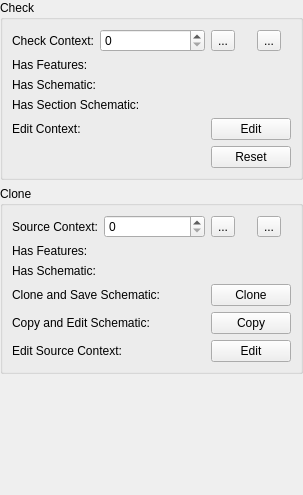
The window that src/schematic_widget_base.ui (lparchaeology/ArkPlan) describes before a commit, drawn with Qt 5.
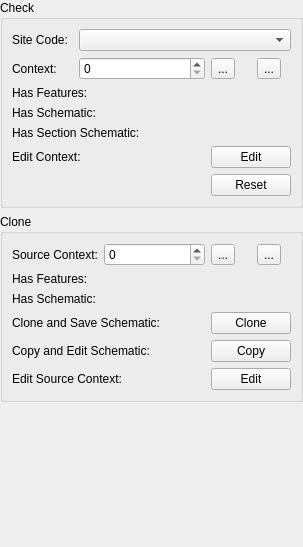
The same window after the commit. Icons and pictures are not drawn.

Patch:
```diff
--- a/src/schematic_widget_base.ui
+++ b/src/schematic_widget_base.ui
@@ -7,7 +7,7 @@
     <x>0</x>
     <y>0</y>
     <width>303</width>
-    <height>495</height>
+    <height>547</height>
    </rect>
   </property>
   <property name="windowTitle">
@@ -36,17 +36,17 @@
       <string>Check</string>
      </property>
      <layout class="QGridLayout" name="gridLayout_6">
-      <item row="0" column="0">
+      <item row="1" column="0">
        <widget class="QLabel" name="contextLabel">
         <property name="text">
-         <string>Check Context:</string>
+         <string>Context:</string>
         </property>
         <property name="buddy">
          <cstring>contextSpin</cstring>
         </property>
        </widget>
       </item>
-      <item row="2" column="6" colspan="2" alignment="Qt::AlignHCenter">
+      <item row="3" column="6" colspan="2" alignment="Qt::AlignHCenter">
        <widget class="QLabel" name="contextDataStatusLabel">
         <property name="text">
          <string/>
@@ -56,21 +56,28 @@
         </property>
        </widget>
       </item>
-      <item row="4" column="0" colspan="2">
+      <item row="6" column="6" colspan="2">
+       <widget class="QPushButton" name="editContextButton">
+        <property name="text">
+         <string>Edit</string>
+        </property>
+       </widget>
+      </item>
+      <item row="5" column="0" colspan="2">
        <widget class="QLabel" name="sectionSchematicLabel">
         <property name="text">
          <string>Has Section Schematic:</string>
         </property>
        </widget>
       </item>
-      <item row="2" column="0" colspan="4">
+      <item row="3" column="0" colspan="4">
        <widget class="QLabel" name="contextDataLabel">
         <property name="text">
          <string>Has Features:</string>
         </property>
        </widget>
       </item>
-      <item row="4" column="6" colspan="2" alignment="Qt::AlignHCenter">
+      <item row="5" column="6" colspan="2" alignment="Qt::AlignHCenter">
        <widget class="QLabel" name="sectionSchematicStatusLabel">
         <property name="text">
          <string/>
@@ -80,21 +87,21 @@
         </property>
        </widget>
       </item>
-      <item row="5" column="0" colspan="4">
+      <item row="6" column="0" colspan="4">
        <widget class="QLabel" name="editContexLabel">
         <property name="text">
          <string>Edit Context:</string>
         </property>
        </widget>
       </item>
-      <item row="3" column="0" colspan="4">
+      <item row="4" column="0" colspan="4">
        <widget class="QLabel" name="contextSchematicLabel">
         <property name="text">
          <string>Has Schematic:</string>
         </property>
        </widget>
       </item>
-      <item row="0" column="7">
+      <item row="1" column="7">
        <widget class="QToolButton" name="zoomContextTool">
         <property name="toolTip">
          <string>&lt;html&gt;&lt;head/&gt;&lt;body&gt;&lt;p&gt;Zoom to Context&lt;/p&gt;&lt;/body&gt;&lt;/html&gt;</string>
@@ -108,17 +115,7 @@
         </property>
        </widget>
       </item>
-      <item row="0" column="1" colspan="3">
-       <widget class="QSpinBox" name="contextSpin">
-        <property name="toolTip">
-         <string>&lt;html&gt;&lt;head/&gt;&lt;body&gt;&lt;p&gt;Enter Context to find&lt;/p&gt;&lt;/body&gt;&lt;/html&gt;</string>
-        </property>
-        <property name="maximum">
-         <number>99999</number>
-        </property>
-       </widget>
-      </item>
-      <item row="3" column="6" colspan="2" alignment="Qt::AlignHCenter">
+      <item row="4" column="6" colspan="2" alignment="Qt::AlignHCenter">
        <widget class="QLabel" name="contextSchematicStatusLabel">
         <property name="text">
          <string/>
@@ -128,34 +125,50 @@
         </property>
        </widget>
       </item>
-      <item row="0" column="6">
-       <widget class="QToolButton" name="findContextTool">
-        <property name="toolTip">
-         <string>&lt;html&gt;&lt;head/&gt;&lt;body&gt;&lt;p&gt;Pan to Context&lt;/p&gt;&lt;/body&gt;&lt;/html&gt;</string>
-        </property>
-        <property name="text">
-         <string>...</string>
-        </property>
-        <property name="icon">
-         <iconset resource="resources.qrc">
-          <normaloff>:/plugins/ark/plan/search.svg</normaloff>:/plugins/ark/plan/search.svg</iconset>
-        </property>
-       </widget>
-      </item>
-      <item row="5" column="6" colspan="2">
-       <widget class="QPushButton" name="editContextButton">
-        <property name="text">
-         <string>Edit</string>
-        </property>
-       </widget>
-      </item>
-      <item row="6" column="6" colspan="2">
+      <item row="7" column="6" colspan="2">
        <widget class="QPushButton" name="resetButton">
         <property name="text">
          <string>Reset</string>
         </property>
        </widget>
       </item>
+      <item row="1" column="6">
+       <widget class="QToolButton" name="findContextTool">
+        <property name="toolTip">
+         <string>&lt;html&gt;&lt;head/&gt;&lt;body&gt;&lt;p&gt;Pan to Context&lt;/p&gt;&lt;/body&gt;&lt;/html&gt;</string>
+        </property>
+        <property name="text">
+         <string>...</string>
+        </property>
+        <property name="icon">
+         <iconset resource="resources.qrc">
+          <normaloff>:/plugins/ark/plan/search.svg</normaloff>:/plugins/ark/plan/search.svg</iconset>
+        </property>
+       </widget>
+      </item>
+      <item row="0" column="0">
+       <widget class="QLabel" name="siteCodeLabel">
+        <property name="text">
+         <string>Site Code:</string>
+        </property>
+        <property name="buddy">
+         <cstring>siteCodeCombo</cstring>
+        </property>
+       </widget>
+      </item>
+      <item row="0" column="1" colspan="7">
+       <widget class="QComboBox" name="siteCodeCombo"/>
+      </item>
+      <item row="1" column="1" colspan="5">
+       <widget class="QSpinBox" name="contextSpin">
+        <property name="toolTip">
+         <string>&lt;html&gt;&lt;head/&gt;&lt;body&gt;&lt;p&gt;Enter Context to find&lt;/p&gt;&lt;/body&gt;&lt;/html&gt;</string>
+        </property>
+        <property name="maximum">
+         <number>99999</number>
+        </property>
+       </widget>
+      </item>
      </layout>
     </widget>
    </item>
```
Left out of the diff: 26 changed lines with no effect on the pictures.
